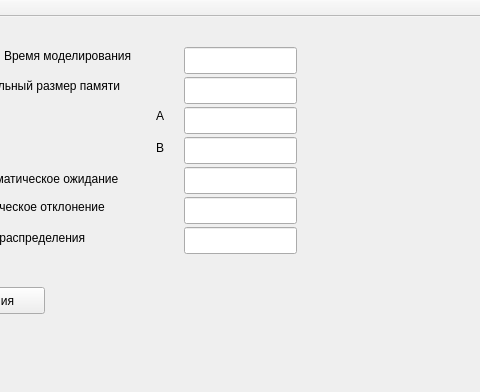
Before: the Qt Designer form src/mainwindow.ui in valeriyasyomina/ImitationModeling, drawn with Qt 5; both pictures show x 206 to 686 and y 0 to 392 of the 880 by 392 pixel window.
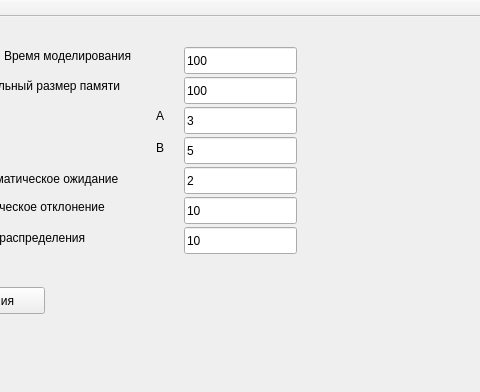
After: the same form once the commit is applied.

```diff
--- a/src/mainwindow.ui
+++ b/src/mainwindow.ui
@@ -36,6 +36,9 @@
       <height>27</height>
      </rect>
     </property>
+    <property name="text">
+     <string>100</string>
+    </property>
    </widget>
    <widget class="QLineEdit" name="edtMaxMemorySize">
     <property name="geometry">
@@ -46,6 +49,9 @@
       <height>27</height>
      </rect>
     </property>
+    <property name="text">
+     <string>100</string>
+    </property>
    </widget>
    <widget class="QLineEdit" name="edtA">
     <property name="geometry">
@@ -56,6 +62,9 @@
       <height>27</height>
      </rect>
     </property>
+    <property name="text">
+     <string>3</string>
+    </property>
    </widget>
    <widget class="QLineEdit" name="edtB">
     <property name="geometry">
@@ -66,6 +75,9 @@
       <height>27</height>
      </rect>
     </property>
+    <property name="text">
+     <string>5</string>
+    </property>
    </widget>
    <widget class="QLineEdit" name="edtMatExp">
     <property name="geometry">
@@ -76,6 +88,9 @@
       <height>27</height>
      </rect>
     </property>
+    <property name="text">
+     <string>2</string>
+    </property>
    </widget>
    <widget class="QLineEdit" name="edtSigma">
     <property name="geometry">
@@ -86,6 +101,9 @@
       <height>27</height>
      </rect>
     </property>
+    <property name="text">
+     <string>10</string>
+    </property>
    </widget>
    <widget class="QLineEdit" name="edtMaxBorder">
     <property name="geometry">
@@ -96,6 +114,9 @@
       <height>27</height>
      </rect>
     </property>
+    <property name="text">
+     <string>10</string>
+    </property>
    </widget>
    <widget class="QLabel" name="label">
     <property name="geometry">
```
